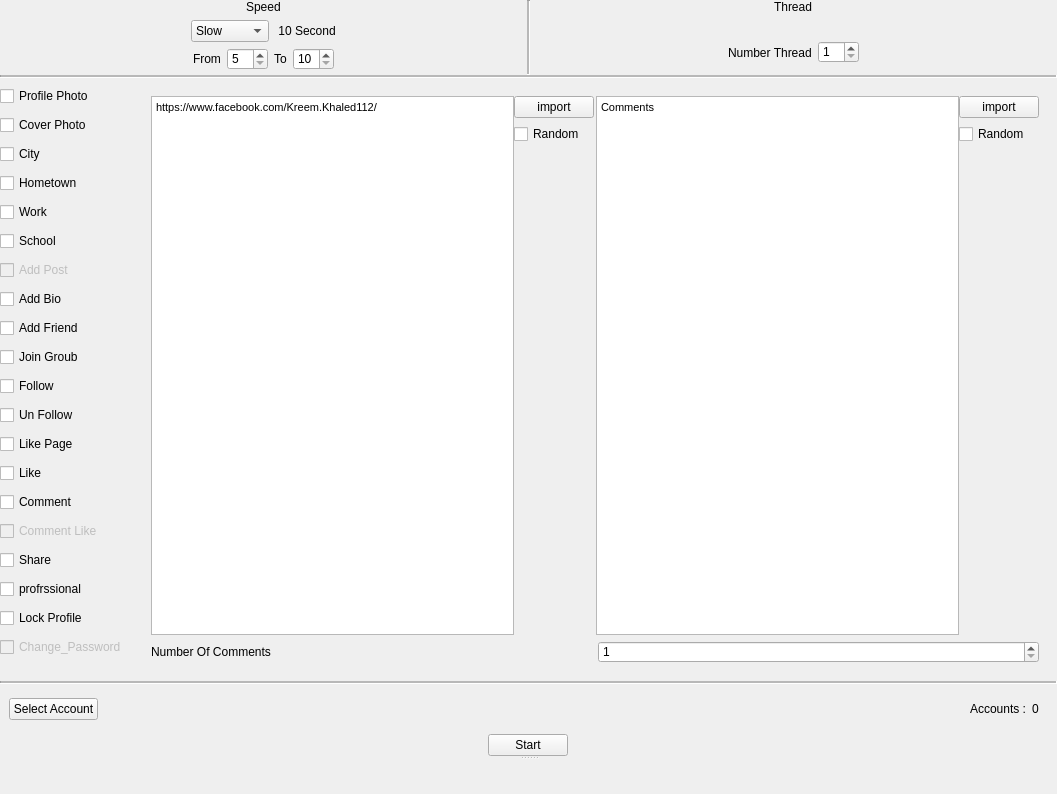
The window that ui/Public/Edit.ui (kreemkhaled112/GUI) describes before a commit, drawn with Qt 5.
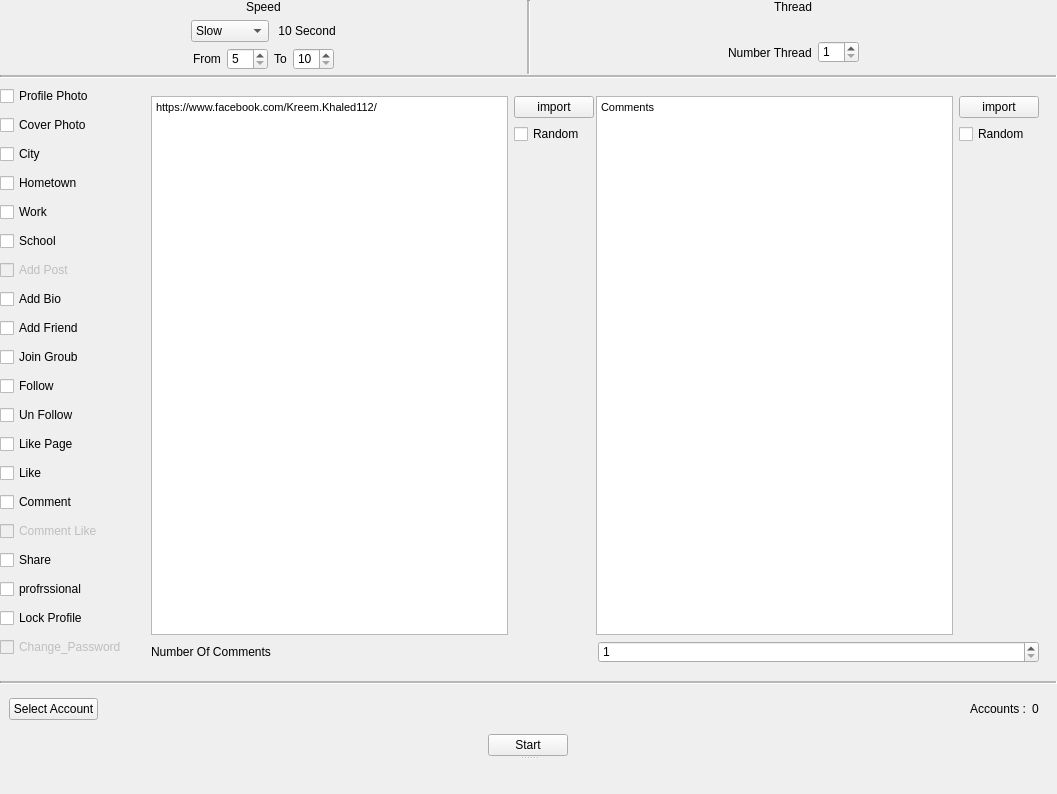
The same window after the commit. The open tabs and pages were chosen to show the change. Icons and pictures are not drawn.

```diff
--- a/ui/Public/Edit.ui
+++ b/ui/Public/Edit.ui
@@ -2412,7 +2412,7 @@
                      <widget class="QWidget" name="widget_88" native="true">
                       <layout class="QHBoxLayout" name="horizontalLayout_18">
                        <property name="spacing">
-                        <number>0</number>
+                        <number>6</number>
                        </property>
                        <property name="leftMargin">
                         <number>0</number>
@@ -2451,8 +2451,8 @@
                            <rect>
                             <x>0</x>
                             <y>0</y>
-                            <width>98</width>
-                            <height>71</height>
+                            <width>370</width>
+                            <height>545</height>
                            </rect>
                           </property>
                           <layout class="QGridLayout" name="gridLayout_52" rowstretch="0">
@@ -2528,7 +2528,7 @@
                      <widget class="QWidget" name="widget_87" native="true">
                       <layout class="QHBoxLayout" name="horizontalLayout_17">
                        <property name="spacing">
-                        <number>0</number>
+                        <number>6</number>
                        </property>
                        <property name="leftMargin">
                         <number>0</number>
@@ -2567,8 +2567,8 @@
                            <rect>
                             <x>0</x>
                             <y>0</y>
-                            <width>98</width>
-                            <height>71</height>
+                            <width>369</width>
+                            <height>545</height>
                            </rect>
                           </property>
                           <layout class="QGridLayout" name="gridLayout_51" rowstretch="0">
```
Left out of the diff: 65 changed lines with no effect on the pictures.
